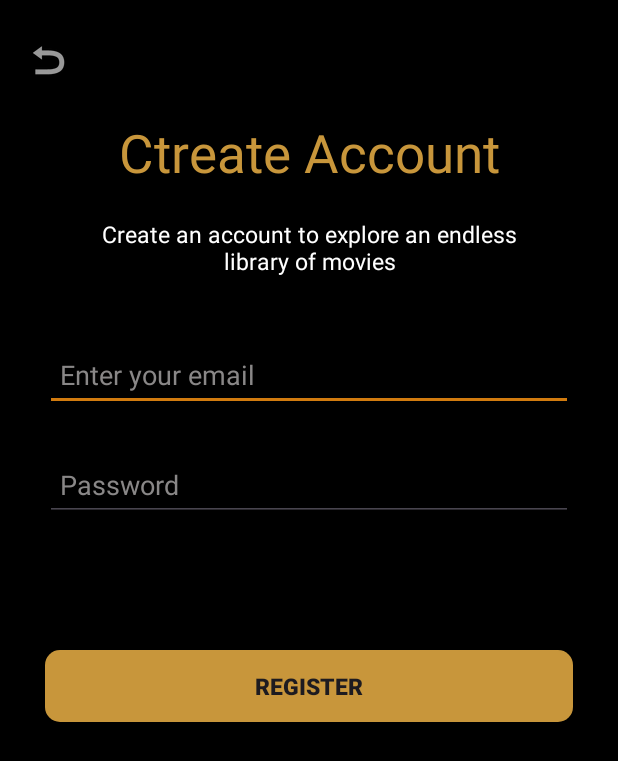
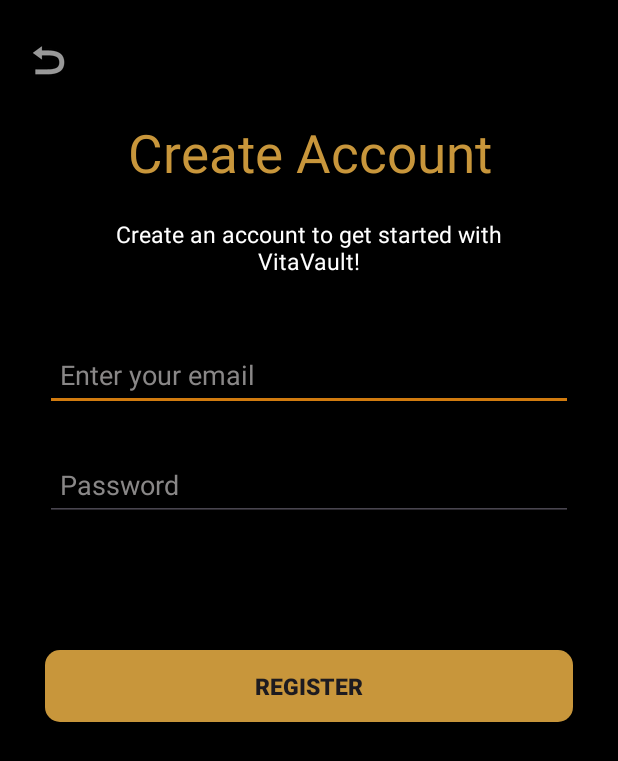
Before and after one commit to emanabdeen/VitaVault, an Android app: the Register screen opened directly, with no data from a screen before it, on a phone screen of 412 x 824 dp. Shown: the top 761 px of the screen. Run offline under Robolectric (Android 15) with nearby library versions, the phone set to English and light mode, and no system bars; our stand-ins replace Firebase (no records; nobody signed in at launch, a user with empty details on screens opened directly).

Commit message:
Moved a few re-used strings from the register/login pages into strings.xml

```diff
--- a/app/src/main/res/layout/activity_register.xml
+++ b/app/src/main/res/layout/activity_register.xml
@@ -32,7 +32,7 @@
         android:textColor="@color/buttonsColor"
         android:textSize="35sp"
         android:textAlignment="center"
-        android:text="Ctreate Account"/>
+        android:text="Create Account"/>
     <TextView
         android:id="@+id/pageHint"
         android:layout_width="310dp"
@@ -46,7 +46,7 @@
         android:textColor="@color/white"
         android:textSize="15sp"
         android:textAlignment="center"
-        android:text="Create an account to explore an endless library of movies"/>
+        android:text="Create an account to get started with VitaVault!"/>
 
     <TextView
         android:id="@+id/txtErrorMessage"
@@ -76,7 +76,7 @@
         android:inputType="textEmailAddress"
         android:minHeight="48dp"
         android:textColor="@color/white"
-        android:hint="Enter your email"
+        android:hint="@string/enter_email_hint"
         android:textColorHint="@color/liteGray"
         android:paddingHorizontal="10dp"
         android:focusedByDefault="true"/>
@@ -94,7 +94,7 @@
         android:inputType="textPassword"
         android:minHeight="48dp"
         android:textColor="@color/white"
-        android:hint="Password"
+        android:hint="@string/password"
         android:textColorHint="@color/liteGray"
         android:paddingHorizontal="10dp"/>
 
@@ -108,7 +108,7 @@
         app:layout_constraintTop_toBottomOf="@id/editTxtPW"
         app:layout_constraintVertical_bias="0.2"
         android:layout_marginHorizontal="30dp"
-        android:text="Register"
+        android:text="@string/register"
         android:textStyle="bold"
         android:textSize="15sp"
         android:background="@drawable/button_background"/>
--- a/app/src/main/res/values/strings.xml
+++ b/app/src/main/res/values/strings.xml
@@ -1,3 +1,7 @@
 <resources>
-    <string name="app_name">Insight</string>
+    <string name="app_name">VitaVault</string>
+    <string name="register">Register</string>
+    <string name="login">LOGIN</string>
+    <string name="enter_email_hint">Enter your email</string>
+    <string name="password">Password</string>
 </resources>
```
Also changed, not shown: app/src/main/res/layout/activity_login.xml (+5 -5 lines).
